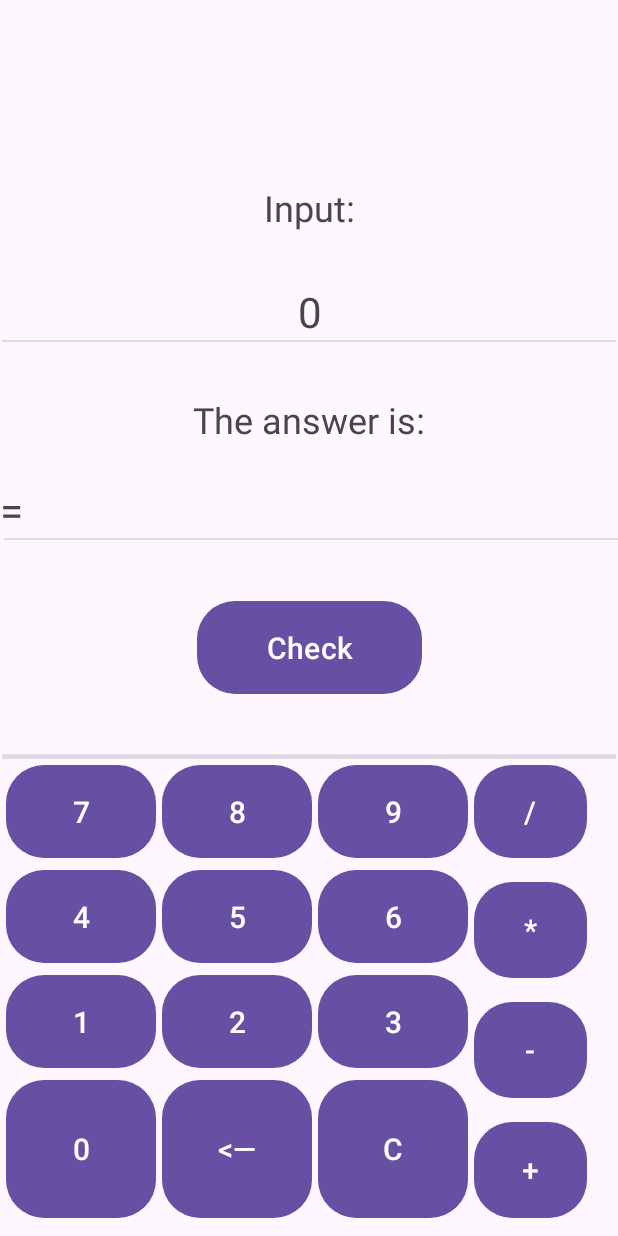
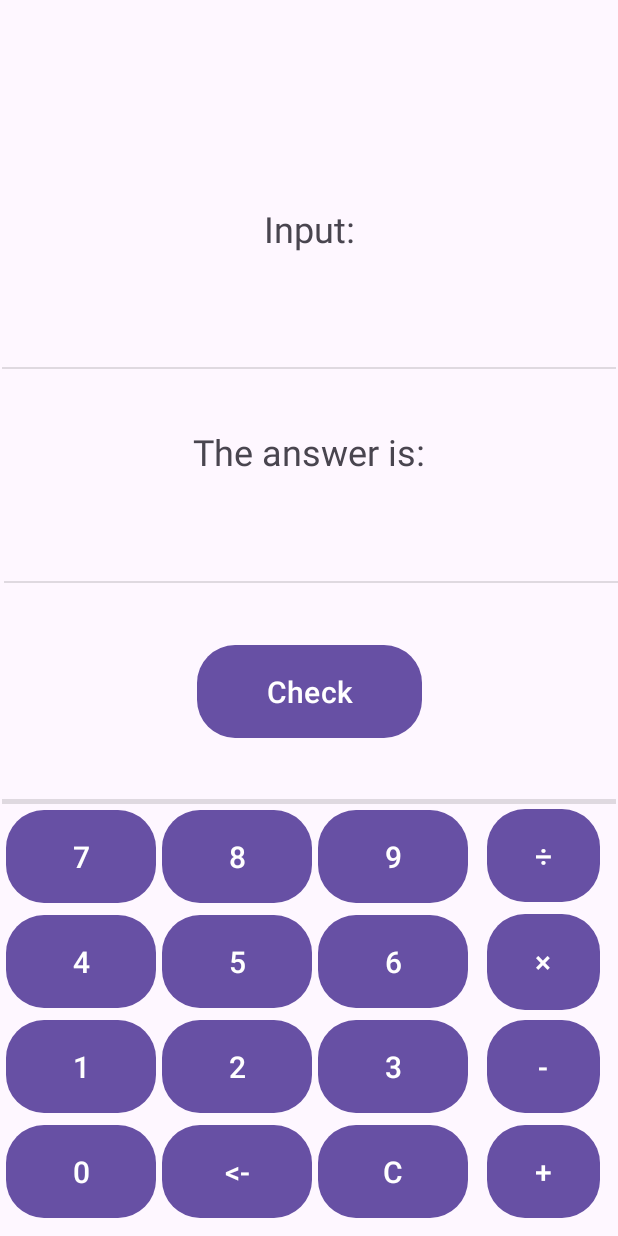
Before and after one commit to ri-gusev/Calculator_android, an Android app: the screen it shows after launch (MainActivity), on a phone screen of 412 x 824 dp. Run offline under Robolectric (Android 15) with nearby library versions, the phone set to English and light mode, and no system bars.

Commit message:
I started doing activity. I did it so that now we can enter numbers and operator

```diff
--- a/app/src/main/java/com/example/myapplication/MainActivity.java
+++ b/app/src/main/java/com/example/myapplication/MainActivity.java
@@ -1,24 +1,139 @@
 package com.example.myapplication;
 
 import android.os.Bundle;
+import android.widget.Button;
+import android.widget.TextView;
 
-import androidx.activity.EdgeToEdge;
 import androidx.appcompat.app.AppCompatActivity;
-import androidx.core.graphics.Insets;
-import androidx.core.view.ViewCompat;
-import androidx.core.view.WindowInsetsCompat;
+
 
 public class MainActivity extends AppCompatActivity {
 
+    private StringBuilder input;
+    private TextView textViewInputTask;
     @Override
     protected void onCreate(Bundle savedInstanceState) {
         super.onCreate(savedInstanceState);
-        EdgeToEdge.enable(this);
+
+        // create some variables
         setContentView(R.layout.activity_main);
-        ViewCompat.setOnApplyWindowInsetsListener(findViewById(R.id.main), (v, insets) -> {
-            Insets systemBars = insets.getInsets(WindowInsetsCompat.Type.systemBars());
-            v.setPadding(systemBars.left, systemBars.top, systemBars.right, systemBars.bottom);
-            return insets;
+        Button button0 = findViewById(R.id.buttonZero);
+        Button button1 = findViewById(R.id.buttonOne);
+        Button button2 = findViewById(R.id.buttonTwo);
+        Button button3 = findViewById(R.id.buttonThree);
+        Button button4 = findViewById(R.id.buttonFour);
+        Button button5 = findViewById(R.id.buttonFive);
+        Button button6 = findViewById(R.id.buttonSix);
+        Button button7 = findViewById(R.id.buttonSeven);
+        Button button8 = findViewById(R.id.buttonEight);
+        Button button9 = findViewById(R.id.buttonNine);
+        textViewInputTask = findViewById(R.id.textViewInputTask);
+        Button buttonDivide = findViewById(R.id.buttonDivider);
+        Button buttonMultiple = findViewById(R.id.buttonMultiple);
+        Button buttonPlus = findViewById(R.id.buttonPlus);
+        Button buttonMinus = findViewById(R.id.buttonMinus);
+        Button buttonDelete = findViewById(R.id.buttonDelete);
+        Button buttonDeleteAll = findViewById(R.id.buttonDeleteAll);
+
+        input = new StringBuilder(); // this is input line
+
+        textViewInputTask.setText(input);
+
+        // now create setOnClickListener on every button
+        button0.setOnClickListener(view -> {
+            input.append("0");
+            textViewInputTask.setText(input);
+        });
+
+        button1.setOnClickListener(view -> {
+            input.append("1");
+            textViewInputTask.setText(input);
+        });
+
+        button2.setOnClickListener(view -> {
+            input.append("2");
+            textViewInputTask.setText(input);
+        });
+
+        button3.setOnClickListener(view -> {
+            input.append("3");
+            textViewInputTask.setText(input);
+        });
+
+        button4.setOnClickListener(view -> {
+            input.append("4");
+            textViewInputTask.setText(input);
+        });
+
+        button5.setOnClickListener(view -> {
+            input.append("5");
+            textViewInputTask.setText(input);
+        });
+
+        button6.setOnClickListener(view -> {
+            input.append("6");
+            textViewInputTask.setText(input);
+        });
+
+        button7.setOnClickListener(view -> {
+            input.append("7");
+            textViewInputTask.setText(input);
+        });
+
+        button8.setOnClickListener(view -> {
+            input.append("8");
+            textViewInputTask.setText(input);
+        });
+
+        button9.setOnClickListener(view -> {
+            input.append("9");
+            textViewInputTask.setText(input);
+        });
+
+        buttonPlus.setOnClickListener(view -> {
+            addCharacter('+');
+        });
+
+        buttonMinus.setOnClickListener(view -> {
+            addCharacter('-');
+        });
+
+        buttonMultiple.setOnClickListener(view -> {
+            addCharacter('×');
+        });
+
+        buttonDivide.setOnClickListener(view -> {
+            addCharacter('÷');
+        });
+
+        buttonDelete.setOnClickListener(view -> {
+            int indexOfLastElement = input.length() - 1;
+            if (input.length() > 0) {
+                input.deleteCharAt(indexOfLastElement);
+                textViewInputTask.setText(input);
+            }
+        });
+
+        buttonDeleteAll.setOnClickListener(view -> {
+            input.setLength(0);
+            textViewInputTask.setText(input);
         });
     }
+
+    private boolean isOperator(char c) {
+        return c == '+' || c == '-' || c == '×' || c == '÷';
+    }
+
+    private void addCharacter(char c) {
+        String currentText = input.toString();
+
+        // if stringBuilder is empty or last element is operator
+        if (currentText.isEmpty() || isOperator(currentText.charAt(currentText.length() - 1))) {
+            // if true then do not append operator
+            return;
+        }
+
+        input.append(c);
+        textViewInputTask.setText(input.toString());
+    }
 }
--- a/app/src/main/res/layout/activity_main.xml
+++ b/app/src/main/res/layout/activity_main.xml
@@ -109,7 +109,7 @@
     <Button
         android:id="@+id/buttonZero"
         android:layout_width="100dp"
-        android:layout_height="100dp"
+        android:layout_height="70dp"
         android:layout_marginStart="4dp"
         android:layout_marginBottom="8dp"
         android:text="@string/_0"
@@ -121,7 +121,7 @@
     <Button
         android:id="@+id/buttonDelete"
         android:layout_width="100dp"
-        android:layout_height="100dp"
+        android:layout_height="70dp"
         android:layout_marginStart="4dp"
         android:layout_marginBottom="8dp"
         android:text="@string/delete"
@@ -133,20 +133,19 @@
     <Button
         android:id="@+id/buttonDeleteAll"
         android:layout_width="100dp"
-        android:layout_height="100dp"
+        android:layout_height="70dp"
         android:layout_marginStart="4dp"
         android:layout_marginBottom="8dp"
         android:text="@string/deleteAll"
         android:textSize="20sp"
         app:cornerRadius="25dp"
         app:layout_constraintBottom_toBottomOf="parent"
-        app:layout_constraintHorizontal_bias="0.0"
         app:layout_constraintStart_toEndOf="@+id/buttonDelete" />
 
     <Button
         android:id="@+id/buttonPlus"
         android:layout_width="75dp"
-        android:layout_height="72dp"
+        android:layout_height="70dp"
         android:layout_marginStart="4dp"
         android:layout_marginEnd="4dp"
         android:layout_marginBottom="8dp"
@@ -155,22 +154,21 @@
         app:cornerRadius="25dp"
         app:layout_constraintBottom_toBottomOf="parent"
         app:layout_constraintEnd_toEndOf="parent"
-        app:layout_constraintHorizontal_bias="0.0"
         app:layout_constraintStart_toEndOf="@+id/buttonDeleteAll" />
 
     <Button
         android:id="@+id/buttonMinus"
         android:layout_width="75dp"
-        android:layout_height="72dp"
+        android:layout_height="70dp"
         android:layout_marginStart="4dp"
         android:layout_marginEnd="4dp"
-        android:layout_marginBottom="8dp"
+        android:layout_marginBottom="0dp"
         android:text="@string/minus"
         android:textSize="20sp"
         app:cornerRadius="25dp"
         app:layout_constraintBottom_toTopOf="@+id/buttonPlus"
         app:layout_constraintEnd_toEndOf="parent"
-        app:layout_constraintHorizontal_bias="0.0"
+        app:layout_constraintHorizontal_bias="0.533"
         app:layout_constraintStart_toEndOf="@+id/buttonThree" />
 
     <Button
@@ -179,29 +177,30 @@
         android:layout_height="72dp"
         android:layout_marginStart="4dp"
         android:layout_marginEnd="4dp"
-        android:layout_marginBottom="8dp"
+        android:layout_marginBottom="0dp"
         android:text="@string/multiple"
         android:textSize="20sp"
         app:cornerRadius="25dp"
         app:layout_constraintBottom_toTopOf="@+id/buttonMinus"
         app:layout_constraintEnd_toEndOf="parent"
-        app:layout_constraintHorizontal_bias="0.0"
-        app:layout_constraintStart_toEndOf="@+id/buttonSix" />
+        app:layout_constraintHorizontal_bias="0.533"
+        app:layout_constraintStart_toEndOf="@+id/buttonSix"
+        app:layout_constraintTop_toBottomOf="@id/buttonDivider" />
 
     <Button
-        android:id="@+id/buttonDevider"
+        android:id="@+id/buttonDivider"
         android:layout_width="75dp"
         android:layout_height="70dp"
         android:layout_marginStart="4dp"
         android:layout_marginEnd="4dp"
-        android:layout_marginBottom="8dp"
-        android:text="@string/devision"
+        android:layout_marginBottom="0dp"
+        android:text="@string/divide"
         android:textSize="20sp"
         app:cornerRadius="25dp"
         app:layout_constraintBottom_toTopOf="@+id/buttonMultiple"
         app:layout_constraintEnd_toEndOf="parent"
-        app:layout_constraintHorizontal_bias="0.0"
-        app:layout_constraintStart_toEndOf="@+id/buttonNine" />
+        app:layout_constraintStart_toEndOf="@+id/buttonNine"
+        app:layout_constraintTop_toBottomOf="@id/divider789" />
 
     <View
         android:id="@+id/divider789"
@@ -213,11 +212,11 @@
         app:layout_constraintStart_toStartOf="parent" />
 
     <TextView
-        android:id="@+id/textViewJustZero"
+        android:id="@+id/textViewInputTask"
         android:layout_width="wrap_content"
         android:layout_height="38dp"
         android:layout_marginTop="132dp"
-        android:text="@string/_0"
+        tools:text="@string/_0"
         android:textSize="28sp"
         app:layout_constraintBottom_toTopOf="@+id/dividerInput"
         app:layout_constraintEnd_toEndOf="parent"
@@ -248,7 +247,7 @@
         app:layout_constraintEnd_toEndOf="parent"
         app:layout_constraintHorizontal_bias="1.0"
         app:layout_constraintStart_toStartOf="parent"
-        app:layout_constraintTop_toBottomOf="@+id/textViewJustZero"
+        app:layout_constraintTop_toBottomOf="@+id/textViewInputTask"
         app:layout_constraintVertical_bias="0.899" />
 
     <TextView
@@ -257,7 +256,7 @@
         android:layout_height="wrap_content"
         android:text="@string/input"
         android:textSize="24sp"
-        app:layout_constraintBottom_toTopOf="@+id/textViewJustZero"
+        app:layout_constraintBottom_toTopOf="@+id/textViewInputTask"
         app:layout_constraintEnd_toEndOf="parent"
         app:layout_constraintStart_toStartOf="parent"
         app:layout_constraintTop_toTopOf="parent"
@@ -275,15 +274,6 @@
         app:layout_constraintTop_toBottomOf="@+id/dividerInput"
         app:layout_constraintVertical_bias="0.358" />
 
-    <TextView
-        android:id="@+id/textViewEquals"
-        android:layout_width="wrap_content"
-        android:layout_height="wrap_content"
-        android:text="@string/equals"
-        android:textSize="28sp"
-        app:layout_constraintBottom_toTopOf="@+id/dividerResult"
-        app:layout_constraintStart_toStartOf="parent" />
-
     <Button
         android:id="@+id/buttonCheckAnswer"
         android:layout_width="150dp"
--- a/app/src/main/res/values/strings.xml
+++ b/app/src/main/res/values/strings.xml
@@ -3,7 +3,6 @@
     <string name="_1">1</string>
     <string name="_2">2</string>
     <string name="_0">0</string>
-    <string name="delete"><![CDATA[<—]]></string>
     <string name="deleteAll">C</string>
     <string name="_3">3</string>
     <string name="_4">4</string>
@@ -14,10 +13,11 @@
     <string name="_9">9</string>
     <string name="plus">+</string>
     <string name="minus">-</string>
-    <string name="multiple">*</string>
-    <string name="devision">/</string>
     <string name="input">Input:</string>
     <string name="the_answer_is">The answer is:</string>
     <string name="equals">=</string>
     <string name="check">Check</string>
+    <string name="delete"><![CDATA[<-]]></string>
+    <string name="multiple">×</string>
+    <string name="divide">÷</string>
 </resources>
```
